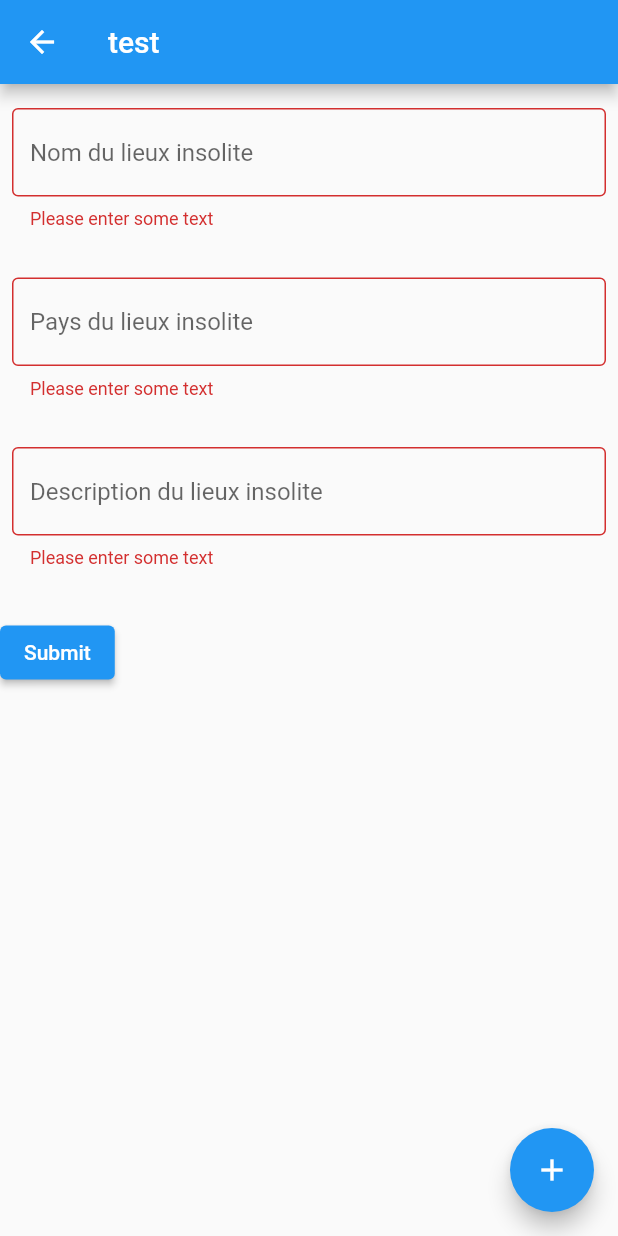
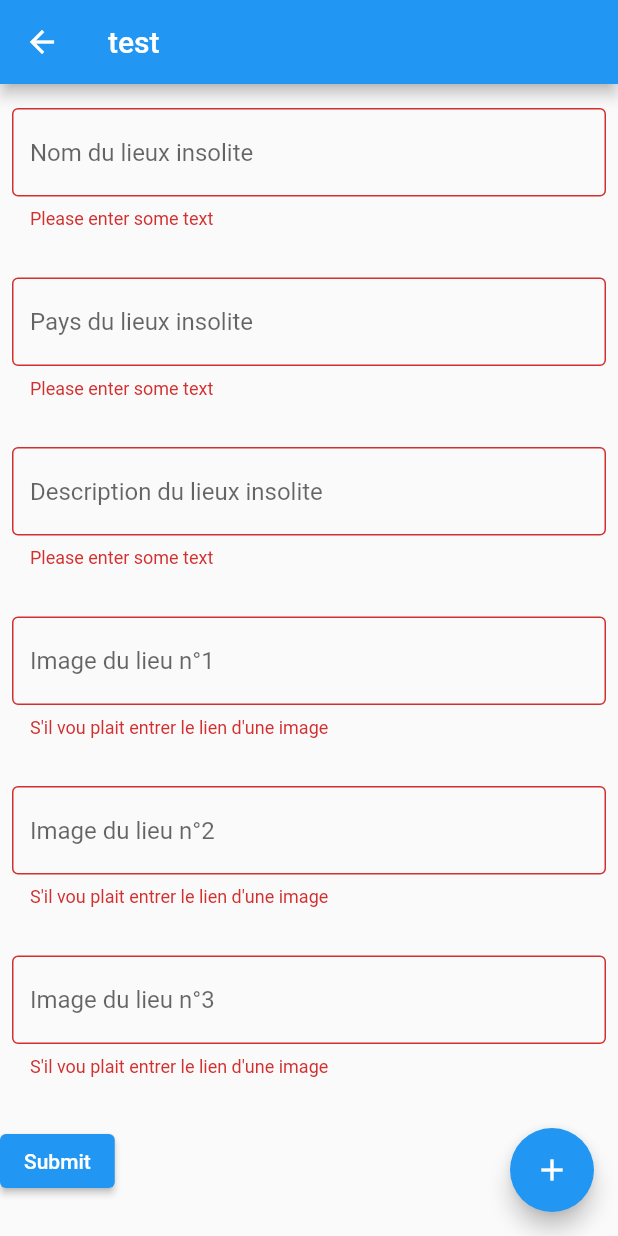
Before and after one commit to chrisdemon8/flutter_project_places, a Flutter app: the CreatePlacePage screen opened directly, after a tap on "Submit", on a phone screen of 412 x 824 dp. Run offline on Flutter 3.47's test engine with Material 2 defaults, Android fonts, the phone set to English and light mode, and no system bars; our stand-ins replace firebase_core, firebase_database; accounts and stored records are empty.

Commit message:
gestion des images avec des liens

```diff
--- a/lib/models/unusualspot.dart
+++ b/lib/models/unusualspot.dart
@@ -3,7 +3,7 @@ class UnusualSpot {
   String name;
   String? cityName;
   String? description;
-  List<String>? images;
+  List<Object?> images;
   String? country;
   dynamic rating;
 
@@ -11,7 +11,7 @@ class UnusualSpot {
       {this.id,
       required this.name,
       this.description,
-      this.images,
+      required this.images,
       this.country,
       this.rating});
 
--- a/lib/screens/add_place_screen.dart
+++ b/lib/screens/add_place_screen.dart
@@ -1,6 +1,8 @@
+import 'dart:convert';
 import 'dart:math';
 
 import 'package:firebase_database/firebase_database.dart';
+import 'package:flutter/cupertino.dart';
 import 'package:flutter/material.dart';
 import 'package:flutter_application_place/models/unusualspot.dart';
 
@@ -18,6 +20,10 @@ class _CreatePlacePageState extends State<CreatePlacePage> {
   final _controllerDescription = TextEditingController();
   final _controllerName = TextEditingController();
   final _controllerCountry = TextEditingController();
+  final _controllerLinkImage = TextEditingController();
+  final _controllerLinkImage2 = TextEditingController();
+  final _controllerLinkImage3 = TextEditingController();
+
   final _formKey = GlobalKey<FormState>();
 
   void _incrementCounter() {
@@ -32,11 +38,16 @@ class _CreatePlacePageState extends State<CreatePlacePage> {
     String name = _controllerName.text;
     String description = _controllerDescription.text;
     String country = _controllerCountry.text;
+    String imageLink = _controllerLinkImage.text;
+    String imageLink2 = _controllerLinkImage2.text;
+    String imageLink3 = _controllerLinkImage3.text;
 
-    Map<String, String> place = {
+
+    Map<dynamic, dynamic> place = {
       'name': name,
       'country': country,
-      'description': description
+      'description': description,
+      'images': [imageLink , imageLink2 , imageLink3]
     };
 
     DatabaseReference _testRef =
@@ -116,6 +127,57 @@ class _CreatePlacePageState extends State<CreatePlacePage> {
                   ),
                 ),
                 Padding(
+                  padding:
+                  const EdgeInsets.symmetric(horizontal: 8, vertical: 16),
+                  child: TextFormField(
+                    controller: _controllerLinkImage,
+                    validator: (value) {
+                      if (value == null || value.isEmpty) {
+                        return 'S\'il vou plait entrer le lien d\'une image';
+                      }
+                      return null;
+                    },
+                    decoration: const InputDecoration(
+                      border: OutlineInputBorder(),
+                      hintText: 'Image du lieu n°1',
+                    ),
+                  ),
+                ),
+                Padding(
+                  padding:
+                  const EdgeInsets.symmetric(horizontal: 8, vertical: 16),
+                  child: TextFormField(
+                    controller: _controllerLinkImage2,
+                    validator: (value) {
+                      if (value == null || value.isEmpty) {
+                        return 'S\'il vou plait entrer le lien d\'une image';
+                      }
+                      return null;
+                    },
+                    decoration: const InputDecoration(
+                      border: OutlineInputBorder(),
+                      hintText: 'Image du lieu n°2',
+                    ),
+                  ),
+                ),
+                Padding(
+                  padding:
+                  const EdgeInsets.symmetric(horizontal: 8, vertical: 16),
+                  child: TextFormField(
+                    controller: _controllerLinkImage3,
+                    validator: (value) {
+                      if (value == null || value.isEmpty) {
+                        return 'S\'il vou plait entrer le lien d\'une image';
+                      }
+                      return null;
+                    },
+                    decoration: const InputDecoration(
+                      border: OutlineInputBorder(),
+                      hintText: 'Image du lieu n°3',
+                    ),
+                  ),
+                ),
+                Padding(
                   padding: const EdgeInsets.symmetric(vertical: 16.0),
                   child: ElevatedButton(
                     onPressed: () {
--- a/lib/screens/place_screen.dart
+++ b/lib/screens/place_screen.dart
@@ -29,14 +29,19 @@ class _PlacePageState extends State<PlacePage> {
     DataSnapshot snapshot = event.snapshot;
     Map place = snapshot.value as Map;
 
+
+    print(place["images"]);
+
     UnusualSpot _placeObject = UnusualSpot(
         id: place["key"],
         name: place["name"],
         description: place["description"],
-        images: ["https://img.ev.mu/images/articles/600x/986627.jpg","https://upload.wikimedia.org/wikipedia/commons/5/55/Rotheneuf.jpg"],
+        images: place["images"] ,
         country: place["country"],
         rating: "");
 
+
+    //["https://img.ev.mu/images/articles/600x/986627.jpg","https://upload.wikimedia.org/wikipedia/commons/5/55/Rotheneuf.jpg"]
     return _placeObject;
   }
 
@@ -65,8 +70,9 @@ class _PlacePageState extends State<PlacePage> {
               child: Column(
                 crossAxisAlignment: CrossAxisAlignment.start,
                 children: <Widget>[
-                  const Image(
-                    image: NetworkImage('https://cdn.generationvoyage.fr/2019/10/rochers-sculptes-abbe-fourre-bretagne.jpg'),
+
+                   Image(
+                    image: NetworkImage(_placeObject.images[0] as String),
                   ),
                   Padding(
                     padding: const EdgeInsets.only(left : 12.0, right : 12.0),
@@ -114,7 +120,7 @@ class _PlacePageState extends State<PlacePage> {
                     height: 250,
                     child:
                     ListView.builder(
-                        itemCount: _placeObject.images?.length,
+                        itemCount: _placeObject.images.length,
                         scrollDirection: Axis.horizontal,
                         itemBuilder: (context, index) {
                           return Card(
@@ -125,7 +131,7 @@ class _PlacePageState extends State<PlacePage> {
                             child: AspectRatio(
                                 aspectRatio: 1,
                                 child: Image.network(
-                                  _placeObject.images![index],
+                                  _placeObject.images[index] as String,
                                   fit: BoxFit.cover,
                                 )),
                           );
--- a/pubspec.yaml
+++ b/pubspec.yaml
@@ -35,6 +35,7 @@ dependencies:
   # The following adds the Cupertino Icons font to your application.
   # Use with the CupertinoIcons class for iOS style icons.
   cupertino_icons: ^1.0.2
+  cached_network_image: ^3.2.0
 
 
 dev_dependencies:
```
Also changed, not shown: pubspec.lock.
